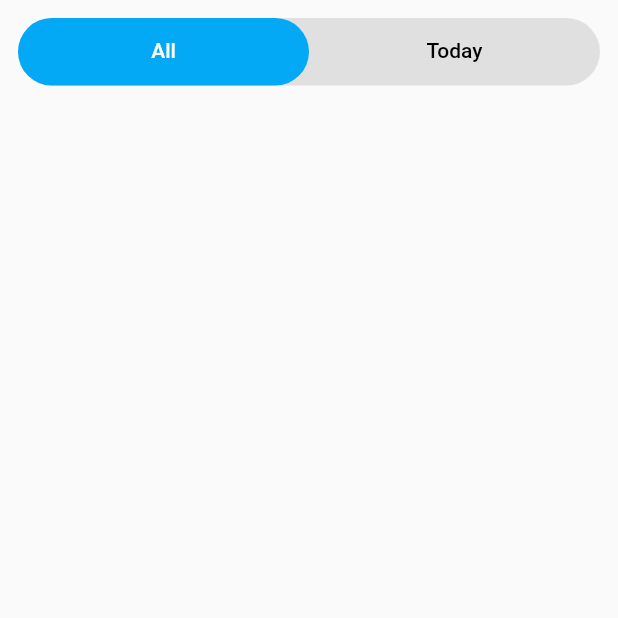
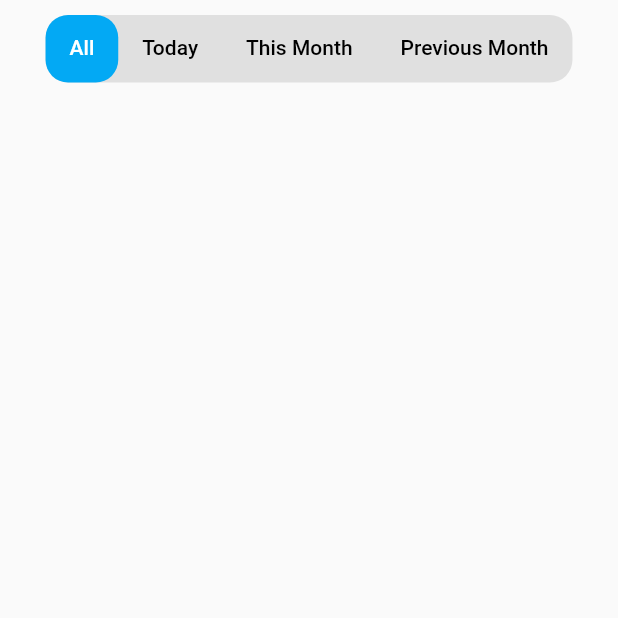
Before and after one commit to firojandev/LocationTracking, a Flutter app: the HistoryPage screen opened directly, on a phone screen of 412 x 824 dp, the top half of it. Run offline on Flutter 3.47's test engine with Material 2 defaults, Android fonts, the phone set to English and light mode, and no system bars; our stand-ins replace geocoding, geolocator, objectbox; generated files the repository leaves out were written again.

Commit message:
Location tracking with history is done

```diff
--- a/lib/common/app_constants.dart
+++ b/lib/common/app_constants.dart
@@ -4,4 +4,9 @@ class AppConstants{
   static const String app_db_name = "log_myloc_db";
   static const int itemFeedAll = 999;
   static const int itemFeed = 5;
+  static const String itemsAll = "All";
+  static const String itemsToday = "Today";
+  static const String itemsThisMonth = "This Month";
+  static const String itemsPreviousMonth = "Previous Month";
+
 }
--- a/lib/modules/history/history_page.dart
+++ b/lib/modules/history/history_page.dart
@@ -15,15 +15,19 @@ class HistoryPage extends StatefulWidget {
   State<HistoryPage> createState() => _HistoryPageState();
 }
 
-class _HistoryPageState extends State<HistoryPage> with SingleTickerProviderStateMixin {
-
+class _HistoryPageState extends State<HistoryPage>
+    with SingleTickerProviderStateMixin {
   late TabController _tabController;
 
   @override
   void initState() {
-    _tabController = TabController(length: 2, vsync: this, initialIndex: widget.initialIndex);
+    _tabController = TabController(
+        length: 4,
+        vsync: this,
+        initialIndex: widget.initialIndex);
     super.initState();
   }
+
   @override
   void dispose() {
     super.dispose();
@@ -34,58 +38,79 @@ class _HistoryPageState extends State<HistoryPage> with SingleTickerProviderStat
   Widget build(BuildContext context) {
     return Scaffold(
       body: Padding(
-        padding: const EdgeInsets.fromLTRB(8,8,8,16),
+        padding: const EdgeInsets.fromLTRB(8, 8, 8, 16),
         child: Column(
           children: [
             Container(
-              margin: EdgeInsets.all(4),
+              margin: EdgeInsets.all(2),
               height: 45,
               decoration: BoxDecoration(
                 color: Colors.grey[300],
                 borderRadius: BorderRadius.circular(
-                  25.0,
+                  15.0,
                 ),
               ),
               child: TabBar(
                 controller: _tabController,
+                isScrollable: true,
+               // padding: EdgeInsets.zero,
+              //  indicatorPadding: EdgeInsets.zero,
+               // labelPadding: EdgeInsets.zero,
                 indicator: BoxDecoration(
                   borderRadius: BorderRadius.circular(
-                    25.0,
+                    15.0,
                   ),
                   color: Colors.lightBlue,
                 ),
                 labelColor: Colors.white,
                 unselectedLabelColor: Colors.black,
-                tabs: [
-                  Tab(text: "All",),
-                  Tab(text: "Today",),
+                tabs: const [
+                  Tab(
+                    text: "All",
+                  ),
+                  Tab(
+                    text: "Today",
+                  ),
+                  Tab(
+                    text: "This Month",
+                  ),
+                  Tab(
+                    text: "Previous Month",
+                  ),
                 ],
               ),
             ),
             Expanded(
-              child: Padding(padding: EdgeInsets.only(top: 10),
+              child: Padding(
+                padding: EdgeInsets.only(top: 10),
                 child: TabBarView(
                   controller: _tabController,
                   children: [
                     Center(
-                      child: itemBuilder(),
+                      child: itemBuilder(AppConstants.itemsAll),
                     ),
                     Center(
-                      child: itemBuilder(),
+                      child: itemBuilder(AppConstants.itemsToday),
+                    ),
+                    Center(
+                      child: itemBuilder(AppConstants.itemsThisMonth),
+                    ),
+                    Center(
+                      child: itemBuilder(AppConstants.itemsPreviousMonth),
                     ),
                   ],
-                ),),
+                ),
+              ),
             ),
           ],
         ),
       ),
     );
-
   }
 
-  FutureBuilder<List<ItemModel>> itemBuilder() {
+  FutureBuilder<List<ItemModel>> itemBuilder(String filterBy) {
     return FutureBuilder<List<ItemModel>>(
-      future: items(),
+      future: items(filterBy),
       builder: (BuildContext context, AsyncSnapshot<List<ItemModel>> snapshot) {
         if (snapshot.hasData) {
           return ItemContainer(itemsList: snapshot.data!);
@@ -95,10 +120,9 @@ class _HistoryPageState extends State<HistoryPage> with SingleTickerProviderStat
     );
   }
 
-  Future<List<ItemModel>> items() async {
+  Future<List<ItemModel>> items(String filterBy) async {
     List<ItemModel> savedItemsList =
-    logObjectBox.getItems(AppConstants.itemFeedAll);
+        logObjectBox.getFilteredItems(filterBy);
     return savedItemsList;
   }
-
 }
--- a/lib/modules/home/ItemModel.dart
+++ b/lib/modules/home/ItemModel.dart
@@ -10,8 +10,12 @@ class ItemModel {
 
   String? address;
 
-  @Property(type: PropertyType.date)
+  @Property(type: PropertyType.dateNano)
   DateTime? createdDateTime;
 
-  ItemModel(this.lat, this.lng, this.address, this.createdDateTime);
+  int day = 0;
+  int month = 0;
+  int year = 0;
+
+  ItemModel(this.lat, this.lng, this.address, this.createdDateTime,this.day,this.month,this.year);
 }
--- a/lib/modules/home/home_page.dart
+++ b/lib/modules/home/home_page.dart
@@ -125,8 +125,10 @@ class _HomePageState extends State<HomePage> {
       String address =
           '${place.street}, ${place.subLocality}, ${place.subAdministrativeArea}';
 
+      DateTime dt = DateTime.now();
+
       ItemModel itemModel = new ItemModel(
-          position.latitude, position.latitude, address, DateTime.now());
+          position.latitude, position.latitude, address, dt,dt.day,dt.month,dt.year);
       logObjectBox.saveItem(itemModel);
       setState(() {
 
--- a/lib/modules/home/item_row.dart
+++ b/lib/modules/home/item_row.dart
@@ -19,8 +19,9 @@ class _ItemRowState extends State<ItemRow> {
     double screenWidth = MediaQuery.of(context).size.width;
 
     DateTime dateTime = widget.itemModel.createdDateTime!;
+    print(dateTime);
     String fDateTime = DateFormat.yMMMMEEEEd().format(dateTime);
-    String formattedTime = DateFormat.jm().format(dateTime);
+    String formattedTime = DateFormat.jms().format(dateTime);
     return Card(
         margin: EdgeInsets.all(1.0),
         child: InkWell(
```
Also changed, not shown: doc.txt (+7 -0 lines), lib/common/localdb/LogObjectBox.dart (+39 -4 lines), lib/objectbox-model.json (+24 -9 lines), lib/objectbox.g.dart, pubspec.lock, 1 other file.
